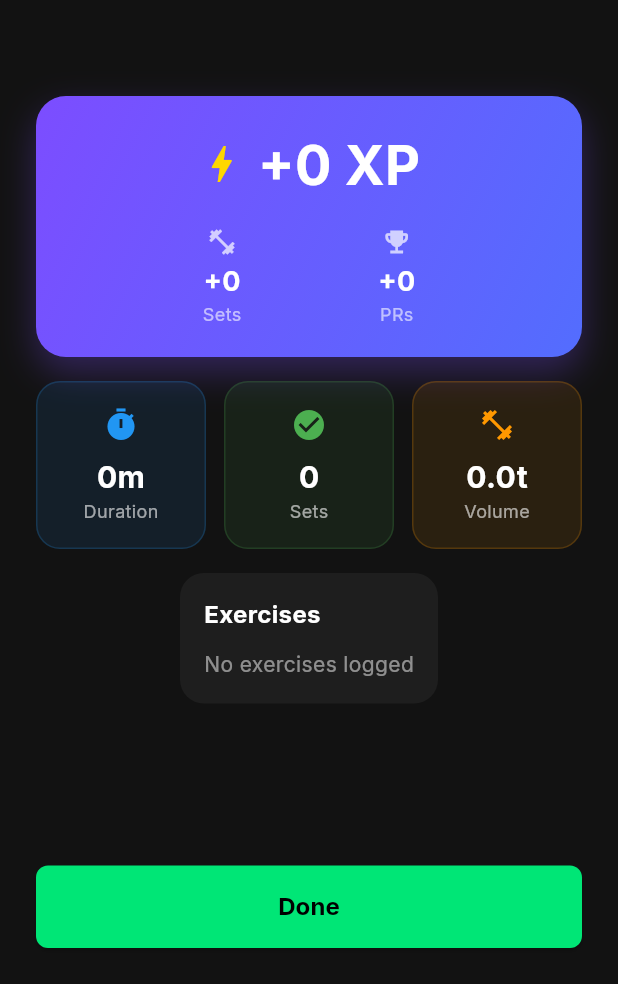
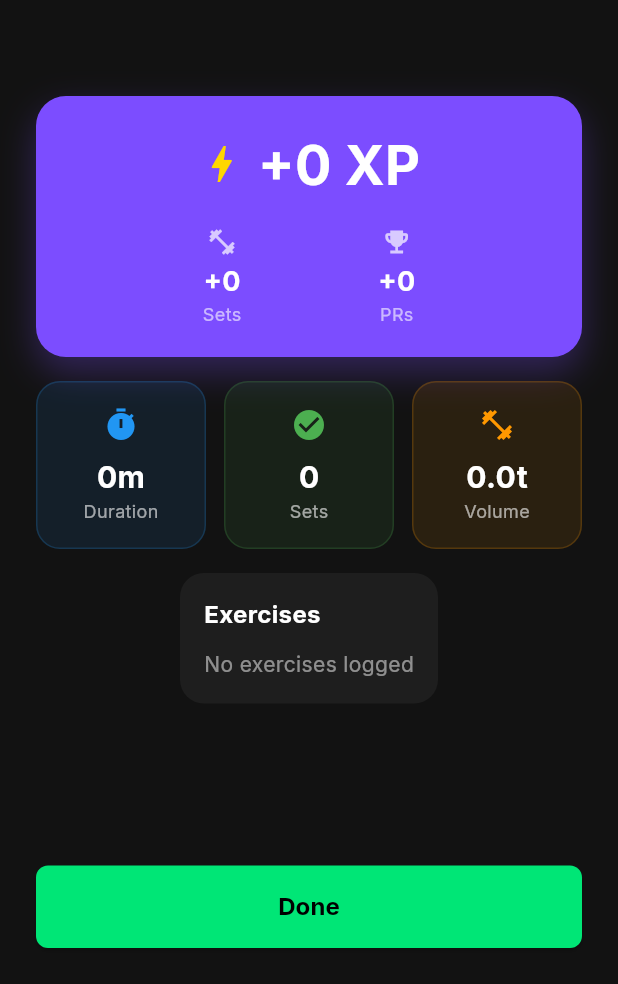
Before and after one commit to owdvertsbot/Workout-flutter-app, a Flutter app: the WorkoutSummaryScreen screen opened directly with empty values, on a phone screen of 412 x 824 dp, the part 252-1236 px from its top. Run offline on Flutter 3.47's test engine with Material 3 defaults, Android fonts, the phone set to English and light mode, and no system bars; our stand-ins replace connectivity_plus, drift, flutter_riverpod, google_fonts, shared_preferences; accounts and stored records are empty; generated files the repository leaves out were written again.

Commit message:
refactor: color refactoring phase 6 - multiple screens
Updated achievements, active_workout, exercise_detail, settings, and workout_summary screens to use AppColors.
Added medal colors (gold, silver, bronze) and xpOrange to AppColors.

Ref: #2

```diff
--- a/lib/core/app_colors.dart
+++ b/lib/core/app_colors.dart
@@ -34,7 +34,14 @@ class AppColors {
 
   // XP & Level Colors
   static const Color xpGold = Color(0xFFFFD700);
+  static const Color xpOrange = Color(0xFFFF8C00);
+  static const Color primaryDark = Color(0xFF00C853);
   static const Color levelPurple = Color(0xFF7C4DFF);
+
+  // Medal Colors
+  static const Color medalGold = Color(0xFFFFD700);
+  static const Color medalSilver = Color(0xFFC0C0C0);
+  static const Color medalBronze = Color(0xFFCD7F32);
 
   // Text Colors
   static const Color textPrimaryDark = Colors.white;
--- a/lib/screens/settings_screen.dart
+++ b/lib/screens/settings_screen.dart
@@ -1,5 +1,6 @@
 import 'package:flutter/material.dart';
 import 'package:flutter_riverpod/flutter_riverpod.dart';
+import '../core/app_colors.dart';
 import '../providers/providers.dart';
 
 class SettingsScreen extends ConsumerWidget {
@@ -190,7 +191,7 @@ class SettingsScreen extends ConsumerWidget {
         style: const TextStyle(
           fontSize: 14,
           fontWeight: FontWeight.bold,
-          color: Color(0xFF00E676),
+          color: AppColors.primary,
         ),
       ),
     );
--- a/lib/screens/workout_summary_screen.dart
+++ b/lib/screens/workout_summary_screen.dart
@@ -1,5 +1,6 @@
 import 'package:flutter/material.dart';
 import 'package:flutter_riverpod/flutter_riverpod.dart';
+import '../core/app_colors.dart';
 import '../models/models.dart';
 import '../main.dart';
 
@@ -66,7 +67,7 @@ class _WorkoutSummaryScreenState extends ConsumerState<WorkoutSummaryScreen>
   @override
   Widget build(BuildContext context) {
     return Scaffold(
-      backgroundColor: const Color(0xFF121212),
+      backgroundColor: AppColors.backgroundDark,
       body: SafeArea(
         child: Column(
           children: [
@@ -87,13 +88,13 @@ class _WorkoutSummaryScreenState extends ConsumerState<WorkoutSummaryScreen>
                           decoration: BoxDecoration(
                             shape: BoxShape.circle,
                             gradient: const LinearGradient(
-                              colors: [Color(0xFFFFD700), Color(0xFFFF8C00)],
+                              colors: [AppColors.xpGold, AppColors.xpOrange],
                               begin: Alignment.topLeft,
                               end: Alignment.bottomRight,
                             ),
                             boxShadow: [
                               BoxShadow(
-                                color: const Color(0xFFFFD700).withOpacity(0.5),
+                                color: AppColors.xpGold.withOpacity(0.5),
                                 blurRadius: 40,
                                 spreadRadius: 10,
                               ),
@@ -125,7 +126,7 @@ class _WorkoutSummaryScreenState extends ConsumerState<WorkoutSummaryScreen>
                         child: const Text(
                           'LEVEL UP!',
                           style: TextStyle(
-                            color: Color(0xFFFFD700),
+                            color: AppColors.xpGold,
                             fontSize: 28,
                             fontWeight: FontWeight.bold,
                             letterSpacing: 4,
@@ -138,7 +139,7 @@ class _WorkoutSummaryScreenState extends ConsumerState<WorkoutSummaryScreen>
                     // Workout Complete Header
                     const Icon(
                       Icons.check_circle,
-                      color: Color(0xFF00E676),
+                      color: AppColors.primary,
                       size: 64,
                     ),
                     const SizedBox(height: 16),
@@ -189,7 +190,7 @@ class _WorkoutSummaryScreenState extends ConsumerState<WorkoutSummaryScreen>
                     );
                   },
                   style: ElevatedButton.styleFrom(
-                    backgroundColor: const Color(0xFF00E676),
+                    backgroundColor: AppColors.primary,
                     foregroundColor: Colors.black,
                     padding: const EdgeInsets.symmetric(vertical: 16),
                   ),
@@ -214,14 +215,14 @@ class _WorkoutSummaryScreenState extends ConsumerState<WorkoutSummaryScreen>
       padding: const EdgeInsets.all(20),
       decoration: BoxDecoration(
         gradient: const LinearGradient(
-          colors: [Color(0xFF7C4DFF), Color(0xFF536DFE)],
+          colors: [AppColors.secondary, AppColors.levelPurple],
           begin: Alignment.topLeft,
           end: Alignment.bottomRight,
         ),
         borderRadius: BorderRadius.circular(20),
         boxShadow: [
           BoxShadow(
-            color: const Color(0xFF7C4DFF).withOpacity(0.3),
+            color: AppColors.secondary.withOpacity(0.3),
             blurRadius: 20,
             offset: const Offset(0, 10),
           ),
@@ -234,7 +235,7 @@ class _WorkoutSummaryScreenState extends ConsumerState<WorkoutSummaryScreen>
             children: [
               const Icon(
                 Icons.bolt,
-                color: Color(0xFFFFD700),
+                color: AppColors.xpGold,
                 size: 32,
               ),
               const SizedBox(width: 8),
@@ -406,14 +407,14 @@ class _WorkoutSummaryScreenState extends ConsumerState<WorkoutSummaryScreen>
                       width: 32,
                       height: 32,
                       decoration: BoxDecoration(
-                        color: const Color(0xFF00E676).withOpacity(0.2),
+                        color: AppColors.primary.withOpacity(0.2),
                         borderRadius: BorderRadius.circular(8),
                       ),
                       child: Center(
                         child: Text(
                           '${entry.key + 1}',
                           style: const TextStyle(
-                            color: Color(0xFF00E676),
+                            color: AppColors.primary,
                             fontWeight: FontWeight.bold,
                           ),
                         ),
```
Also changed, not shown: lib/screens/achievements_screen.dart (+8 -7 lines), lib/screens/active_workout_screen.dart (+10 -9 lines), lib/screens/exercise_detail_screen.dart (+12 -11 lines).
